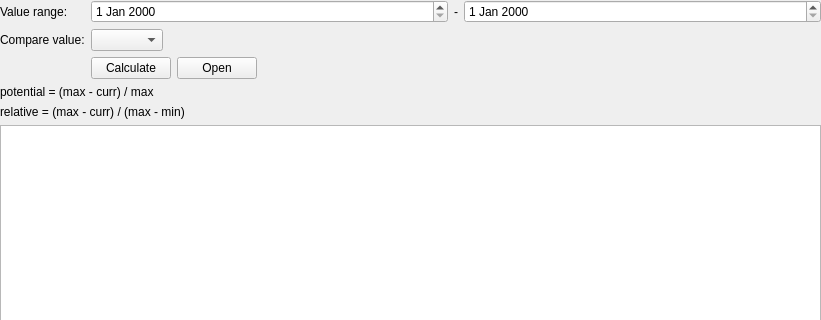
Old version of the form src/stockmonitor/ui/widget/tool/minmaxwidget.ui in the repository anetczuk/stock-monitor; both pictures show x 0 to 821 and y 0 to 320 of the 821 by 666 pixel window.
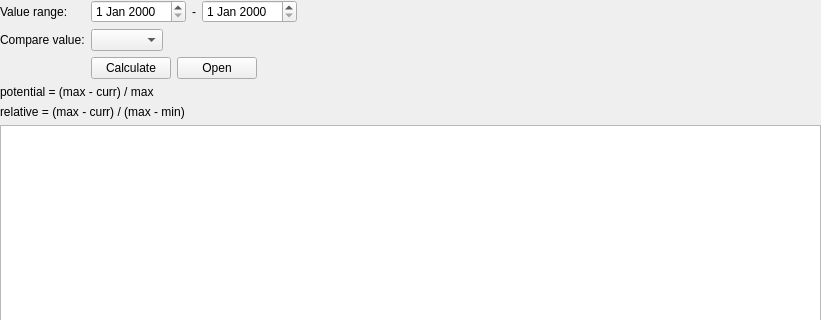
New version of the form. Custom widgets are drawn as their Qt base class.

What changed in the file:
```diff
--- a/src/stockmonitor/ui/widget/tool/minmaxwidget.ui
+++ b/src/stockmonitor/ui/widget/tool/minmaxwidget.ui
@@ -36,7 +36,7 @@
       </widget>
      </item>
      <item row="0" column="1">
-      <layout class="QHBoxLayout" name="horizontalLayout" stretch="1,0,1">
+      <layout class="QHBoxLayout" name="horizontalLayout">
        <item>
         <widget class="QDateEdit" name="fromDE"/>
        </item>
@@ -53,6 +53,19 @@
        <item>
         <widget class="QDateEdit" name="toDE"/>
        </item>
+       <item>
+        <spacer name="horizontalSpacer_3">
+         <property name="orientation">
+          <enum>Qt::Horizontal</enum>
+         </property>
+         <property name="sizeHint" stdset="0">
+          <size>
+           <width>40</width>
+           <height>20</height>
+          </size>
+         </property>
+        </spacer>
+       </item>
       </layout>
      </item>
      <item row="1" column="0">
```
